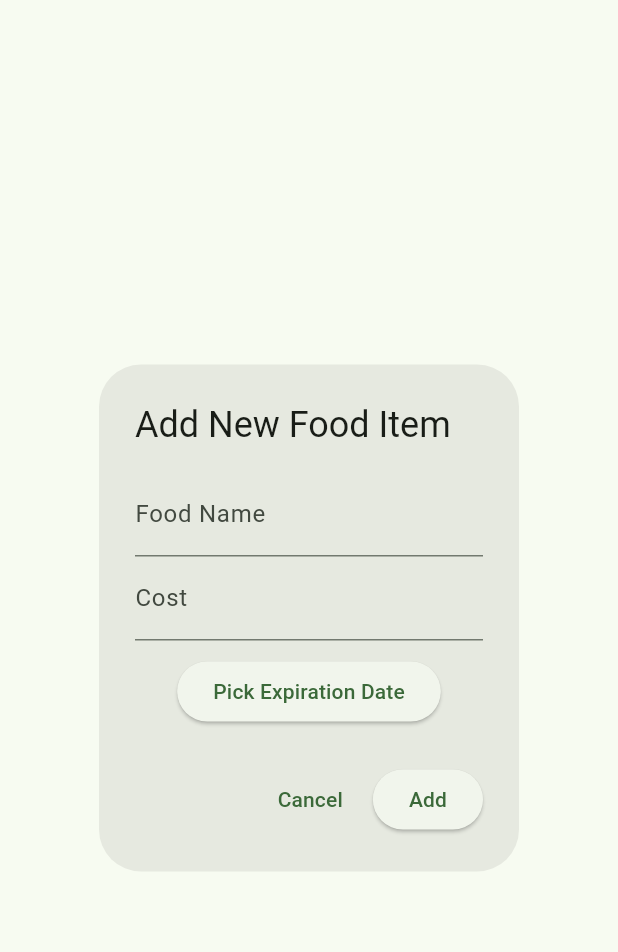
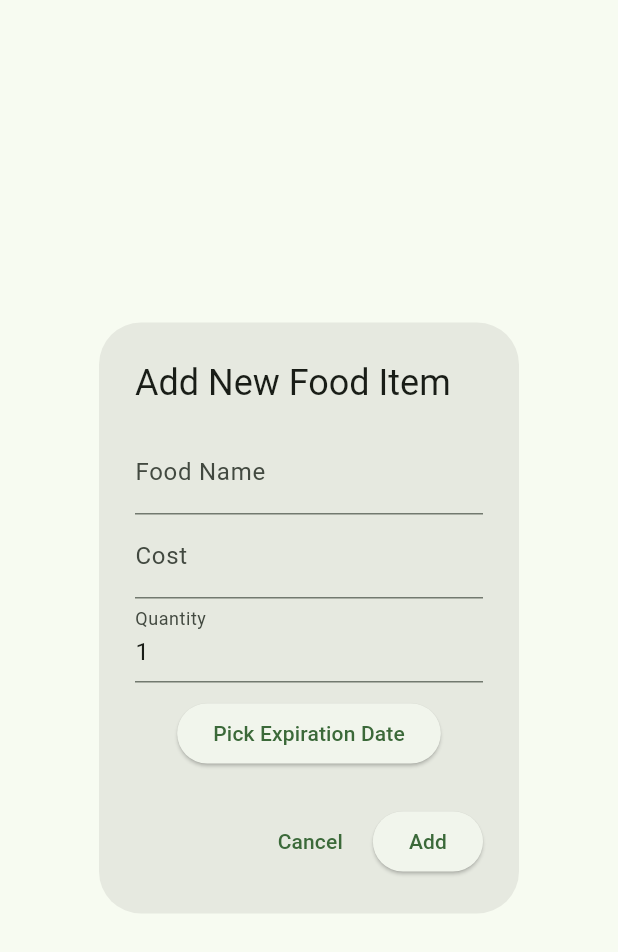
Before and after one commit to LucasMWild/PAM-Pantry-Assistant-Manager-, a Flutter app: the AddFoodPopup widget shown alone on an empty page, opened directly, on a phone screen of 412 x 824 dp. Shown: the top 952 px of the screen. Run offline on Flutter 3.47's test engine with Material 3 defaults, Android fonts, the phone set to English and light mode, and no system bars; our stand-ins replace shared_preferences; accounts and stored records are empty.

Commit message:
Quantity for food items added
Added quantity for add_food_popup, and for pantry screen.

```diff
--- a/pantry_pal/lib/models/food_item.dart
+++ b/pantry_pal/lib/models/food_item.dart
@@ -2,10 +2,12 @@ class FoodItem {
   final String name;
   final DateTime expirationDate;
   final double cost;
+  int quantity;
 
   FoodItem({
     required this.name,
     required this.expirationDate,
     required this.cost,
+    this.quantity = 1,
   });
 }
--- a/pantry_pal/lib/models/pantry_list.dart
+++ b/pantry_pal/lib/models/pantry_list.dart
@@ -34,6 +34,7 @@ class PantryList {
 
   Future<void> save() async {
     await _saveToPrefs();
+
   }
 
   Future<void> _saveToPrefs() async {
@@ -42,6 +43,7 @@ class PantryList {
       'name': item.name,
       'expirationDate': item.expirationDate.toIso8601String(),
       'cost': item.cost,
+      'quantity': item.quantity,
     })).toList();
     await prefs.setStringList('pantryList', foodJsonList);
   }
@@ -57,6 +59,7 @@ class PantryList {
           name: jsonMap['name'],
           expirationDate: DateTime.parse(jsonMap['expirationDate']),
           cost: (jsonMap['cost'] as num).toDouble(),
+          quantity: jsonMap['quantity'] ?? 1,
         );
       }).toList());
     }
--- a/pantry_pal/lib/popups/add_food_popup.dart
+++ b/pantry_pal/lib/popups/add_food_popup.dart
@@ -14,6 +14,7 @@ class AddFoodPopup extends StatefulWidget {
 class _AddFoodPopupState extends State<AddFoodPopup> {
   final _nameController = TextEditingController();
   final _costController = TextEditingController();
+  final _quantityController = TextEditingController(text: '1');
   DateTime? _selectedDate;
 
   void _pickDate() async {
@@ -45,6 +46,11 @@ class _AddFoodPopupState extends State<AddFoodPopup> {
               controller: _costController,
               keyboardType: TextInputType.number,
               decoration: const InputDecoration(labelText: 'Cost'),
+            ),
+            TextField(
+              controller: _quantityController,
+              keyboardType: TextInputType.number,
+              decoration: const InputDecoration(labelText: 'Quantity'),
             ),
             const SizedBox(height: 10),
             ElevatedButton(
@@ -78,6 +84,7 @@ class _AddFoodPopupState extends State<AddFoodPopup> {
               name: _nameController.text,
               expirationDate: _selectedDate!,
               cost: double.tryParse(_costController.text) ?? 0.0,
+              quantity: int.tryParse(_quantityController.text) ?? 1,
             );
 
             Navigator.of(context).pop(newFoodItem);
--- a/pantry_pal/pubspec.yaml
+++ b/pantry_pal/pubspec.yaml
@@ -31,6 +31,9 @@ dependencies:
   flutter:
     sdk: flutter
   shared_preferences: 2.5.3
+  flutter_local_notifications: 19.1.0
+
+
 
   # The following adds the Cupertino Icons font to your application.
   # Use with the CupertinoIcons class for iOS style icons.
```
Also changed, not shown: pantry_pal/lib/screens/pantry_screen.dart (+41 -2 lines), pantry_pal/pubspec.lock, 3 other files.
